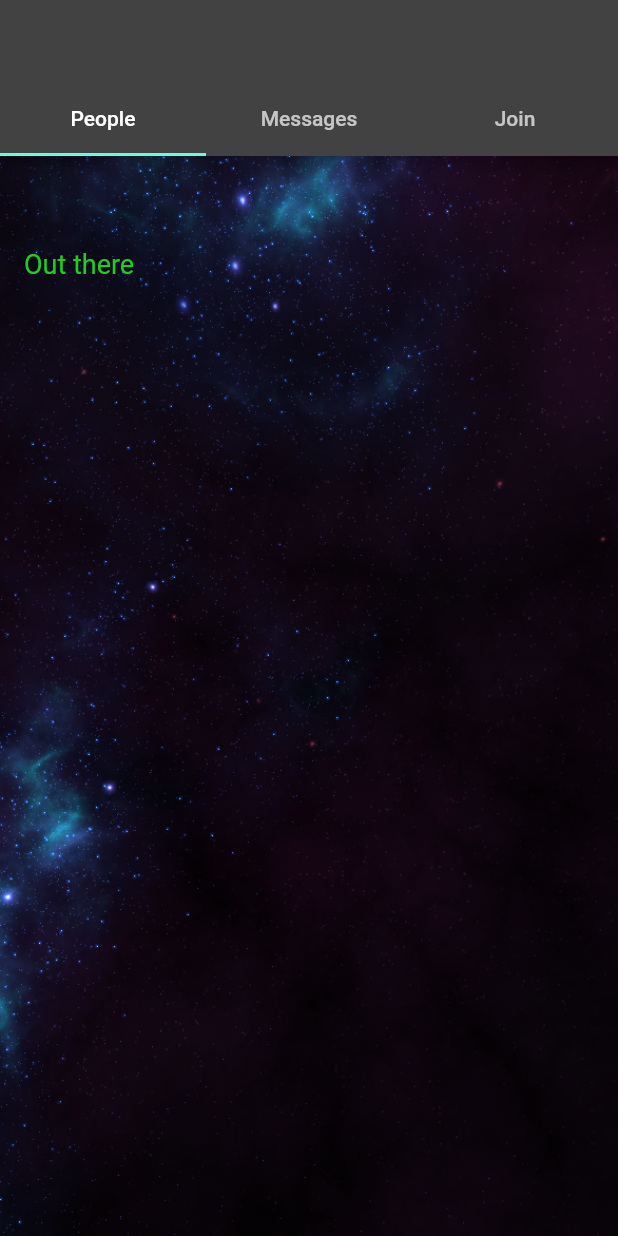
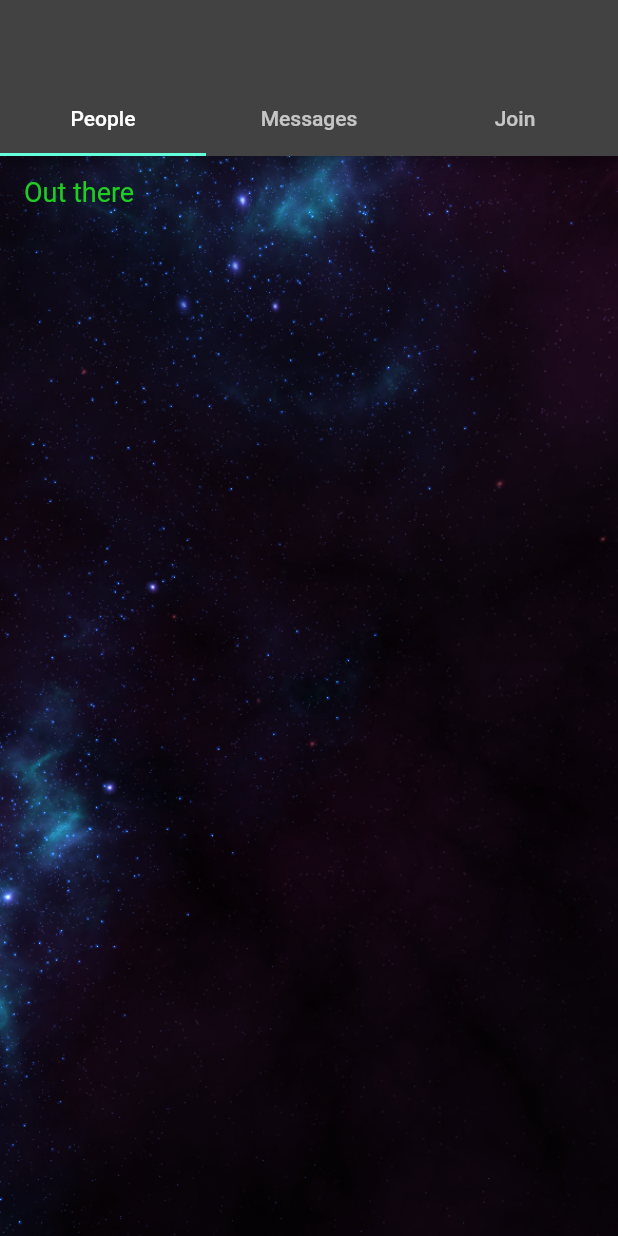
Before and after one commit to gcartier/together-mobile, a Flutter app: the TabbedLayout screen opened directly, on a phone screen of 412 x 824 dp. Run offline on Flutter 3.47's test engine with Material 2 defaults, Android fonts, the phone set to English and light mode, and no system bars; our stand-ins replace flutter_html, shared_preferences, universal_io; missing offline and left inert: clipboard, dart:html, dart:js; accounts and stored records are empty.

```diff
--- a/lib/pages/PeoplePage.dart
+++ b/lib/pages/PeoplePage.dart
@@ -104,17 +104,17 @@ class PeopleState extends State<People> {
     List<Widget> _items = <Widget>[];
     PeopleIterator? iter = peopleModel.peopleIterator;
     Iterator zoomIter = peopleModel.zoomIterator;
+    _items.add(createTile(Groupless("Out there"))); // Out there
+    while (zoomIter.moveNext()) {
+      _items.add(createTile(zoomIter.current));
+    }
+    _items.add(createTile(Groupless(""), noTap: true)); // Separator
     if (iter != null) {
       while (iter.moveNext()) {
         HierarchyMember item = iter.current;
         _items.add(createTile(item));
       };
     };
-    _items.add(createTile(Groupless(""), noTap: true)); // Out there
-    _items.add(createTile(Groupless("Out there"))); // Out there
-    while (zoomIter.moveNext()) {
-      _items.add(createTile(zoomIter.current));
-    }
     return ListView(
       children: _items,
     );
```
